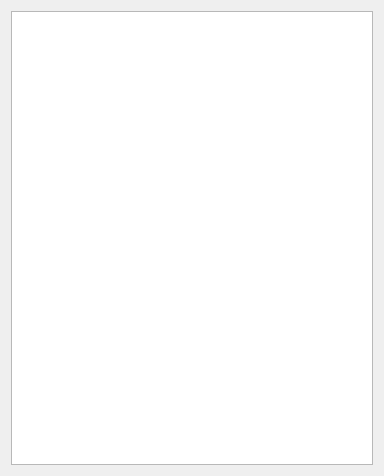
Before: the Qt Designer form gui/help.ui in blenten/SNF, drawn with Qt 5.
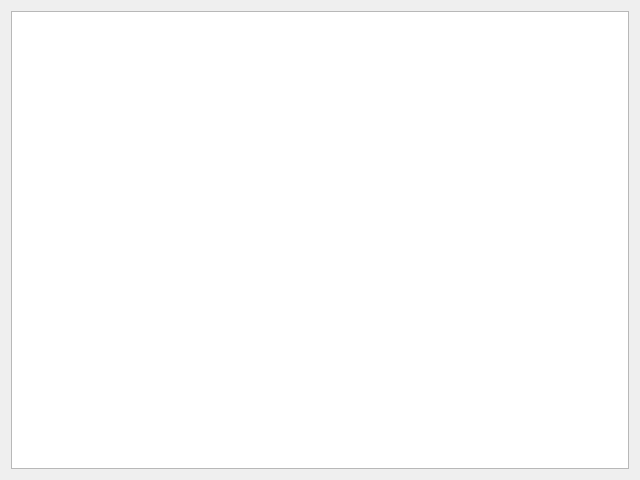
After: the same form once the commit is applied.

```diff
--- a/gui/help.ui
+++ b/gui/help.ui
@@ -6,20 +6,16 @@
    <rect>
     <x>0</x>
     <y>0</y>
-    <width>384</width>
-    <height>476</height>
+    <width>640</width>
+    <height>480</height>
    </rect>
   </property>
   <property name="windowTitle">
    <string>Help</string>
   </property>
-  <layout class="QVBoxLayout" name="verticalLayout">
+  <layout class="QHBoxLayout" name="horizontalLayout">
    <item>
-    <layout class="QVBoxLayout" name="contentLayout">
-     <item>
-      <widget class="QTextBrowser" name="helpBrowser"/>
-     </item>
-    </layout>
+    <widget class="QTextBrowser" name="helpBrowser"/>
    </item>
   </layout>
  </widget>
```
